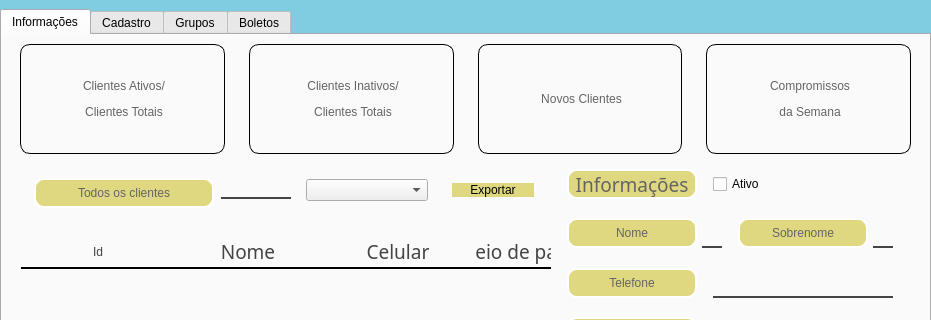
Nautilidae-project/Nautilus, file Telas/UI/dashCliente.ui: the form before one commit; both pictures show x 0 to 931 and y 0 to 320 of the 931 by 752 pixel window.
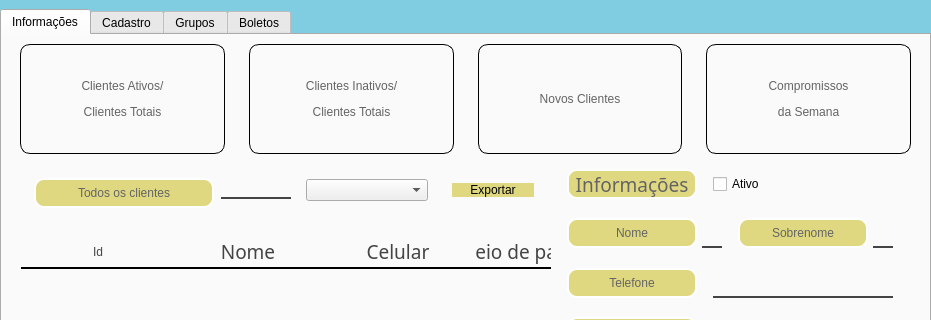
The form after the commit. The open tabs and pages were chosen to show the change.

Patch:
```diff
--- a/Telas/UI/dashCliente.ui
+++ b/Telas/UI/dashCliente.ui
@@ -460,6 +460,9 @@
             <property name="text">
              <string>&lt;html&gt;&lt;head/&gt;&lt;body&gt;&lt;p align=&quot;center&quot;&gt;Clientes Ativos/&lt;/p&gt;&lt;p align=&quot;center&quot;&gt;Clientes Totais&lt;/p&gt;&lt;/body&gt;&lt;/html&gt;</string>
             </property>
+            <property name="alignment">
+             <set>Qt::AlignCenter</set>
+            </property>
            </widget>
           </item>
           <item>
@@ -476,6 +479,9 @@
             <property name="text">
              <string>&lt;html&gt;&lt;head/&gt;&lt;body&gt;&lt;p align=&quot;center&quot;&gt;Clientes Inativos/&lt;/p&gt;&lt;p align=&quot;center&quot;&gt;Clientes Totais&lt;/p&gt;&lt;/body&gt;&lt;/html&gt;</string>
             </property>
+            <property name="alignment">
+             <set>Qt::AlignCenter</set>
+            </property>
            </widget>
           </item>
           <item>
@@ -492,6 +498,9 @@
             <property name="text">
              <string>&lt;html&gt;&lt;head/&gt;&lt;body&gt;&lt;p align=&quot;center&quot;&gt;Novos Clientes&lt;/p&gt;&lt;/body&gt;&lt;/html&gt;</string>
             </property>
+            <property name="alignment">
+             <set>Qt::AlignCenter</set>
+            </property>
            </widget>
           </item>
           <item>
@@ -508,6 +517,9 @@
             <property name="text">
              <string>&lt;html&gt;&lt;head/&gt;&lt;body&gt;&lt;p align=&quot;center&quot;&gt;Compromissos&lt;/p&gt;&lt;p align=&quot;center&quot;&gt;da Semana&lt;/p&gt;&lt;/body&gt;&lt;/html&gt;</string>
             </property>
+            <property name="alignment">
+             <set>Qt::AlignCenter</set>
+            </property>
            </widget>
           </item>
          </layout>
```
Left out of the diff: 2 changed lines with no effect on the pictures.
